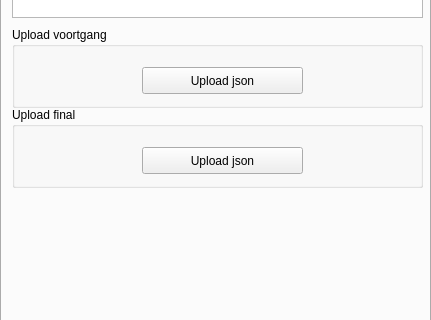
nens/Beoordelingstool, file beoordelingstool_dockwidget_base.ui: the form before one commit; both pictures show x 0 to 431 and y 119 to 439 of the 431 by 578 pixel window.
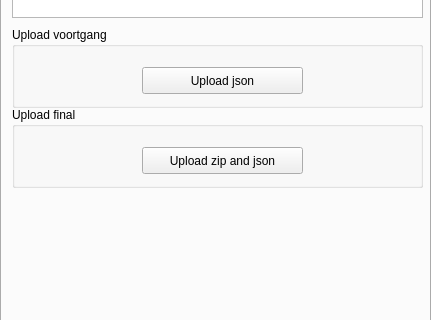
The form after the commit. The open tabs and pages were chosen to show the change.

Commit message: Upload final button now says 'Upload zip and json'

```diff
--- a/beoordelingstool_dockwidget_base.ui
+++ b/beoordelingstool_dockwidget_base.ui
@@ -97,7 +97,7 @@
         </rect>
        </property>
        <property name="text">
-        <string>Upload json</string>
+        <string>Upload zip and json</string>
        </property>
       </widget>
      </widget>
```
